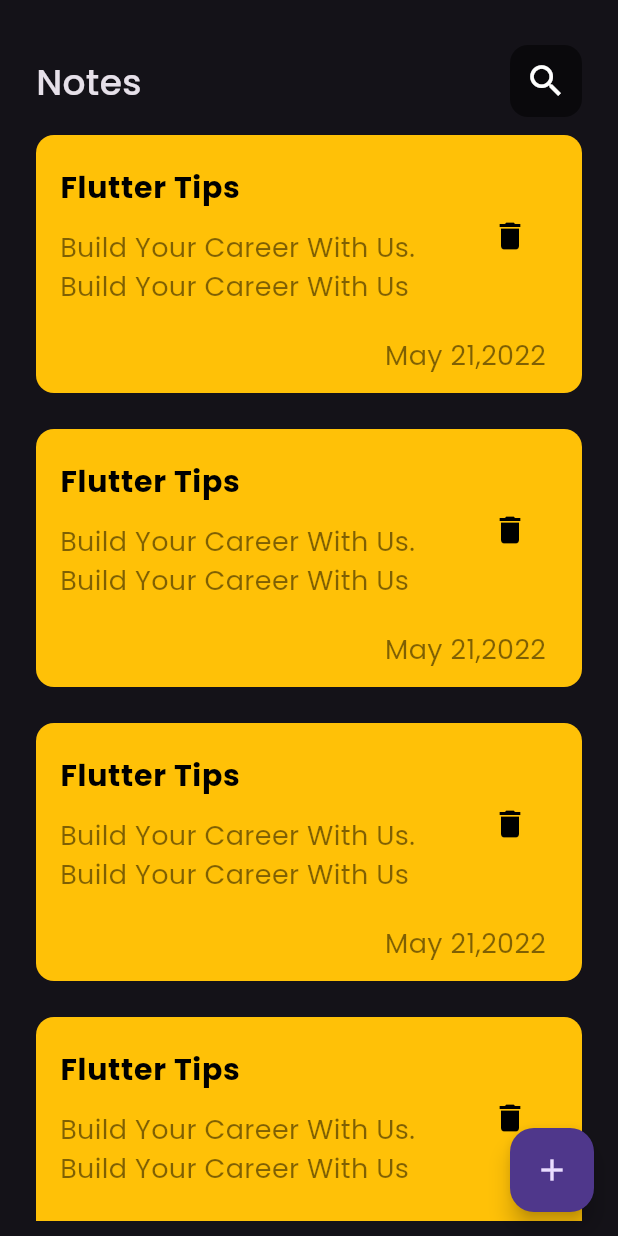
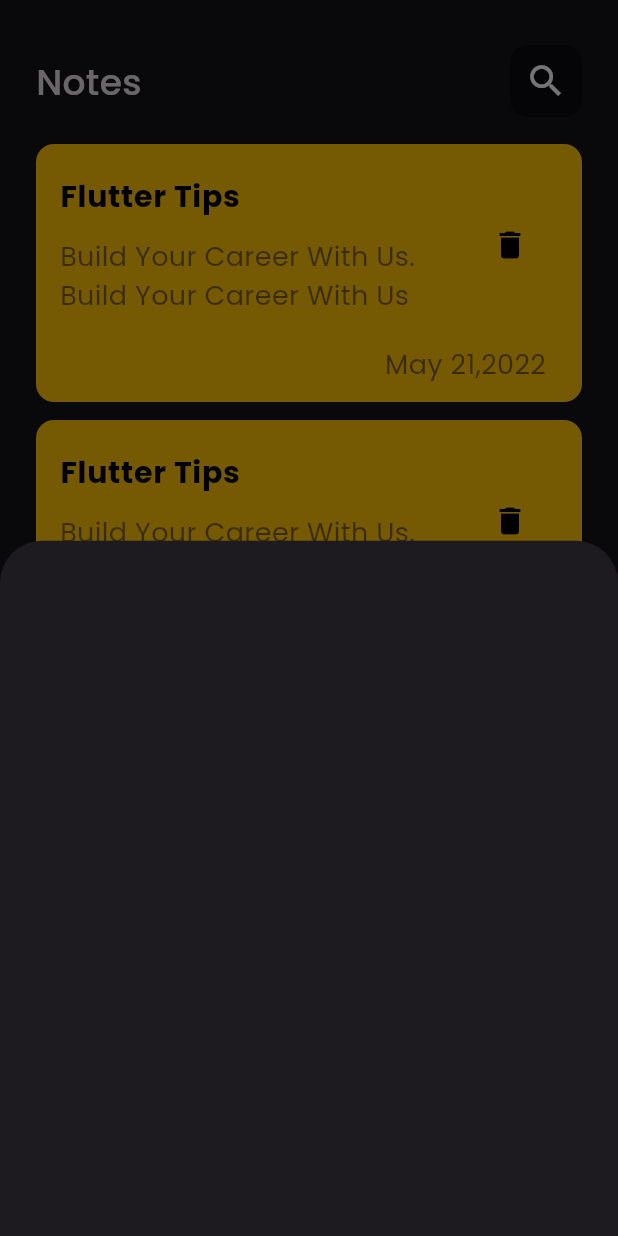
Before and after one commit to MohamedOmarKhedr/notes_app_clean_arch, a Flutter app: the screen it shows after launch, after a tap on the "add" icon, on a phone screen of 412 x 824 dp. Run offline on Flutter 3.47's test engine with Material 3 defaults, Android fonts, the phone set to English and light mode, and no system bars.

Commit message:
show Model Bottom Sheet

```diff
--- a/lib/features/home/presentation/views/home_view.dart
+++ b/lib/features/home/presentation/views/home_view.dart
@@ -1,4 +1,5 @@
 import 'package:flutter/material.dart';
+import 'package:notes_app_clean_arch/features/home/presentation/views/widgets/add_note_bottom_sheet.dart';
 import 'package:notes_app_clean_arch/features/home/presentation/views/widgets/home_view_body.dart';
 
 class HomeView extends StatelessWidget {
@@ -8,7 +9,11 @@
   Widget build(BuildContext context) {
     return Scaffold(
       floatingActionButton: FloatingActionButton(
-        onPressed: () {},
+        onPressed: () {
+          showModalBottomSheet(context: context, builder: (context) {
+            return AddNoteBottomSheet();
+          },);
+        },
         child: const Icon(Icons.add),
       ),
       body: const HomeViewBody(),
--- /dev/null
+++ b/lib/features/home/presentation/views/widgets/add_note_bottom_sheet.dart
@@ -0,0 +1,10 @@
+import 'package:flutter/material.dart';
+
+class AddNoteBottomSheet extends StatelessWidget {
+  const AddNoteBottomSheet({super.key});
+
+  @override
+  Widget build(BuildContext context) {
+    return Container();
+  }
+}
--- a/lib/features/home/presentation/views/widgets/note_item.dart
+++ b/lib/features/home/presentation/views/widgets/note_item.dart
@@ -7,7 +7,7 @@
   @override
   Widget build(BuildContext context) {
     return Container(
-      margin: const EdgeInsets.symmetric(vertical: 12.0),
+      margin: const EdgeInsets.symmetric(vertical: 6.0),
       padding: const EdgeInsets.only(bottom: 12.0),
       decoration: BoxDecoration(
         color: Colors.amber,
--- a/lib/features/home/presentation/views/widgets/notes_list_view_.dart
+++ b/lib/features/home/presentation/views/widgets/notes_list_view_.dart
@@ -6,10 +6,15 @@
 
   @override
   Widget build(BuildContext context) {
-    return ListView.builder(
-      itemCount: 10,
-      itemBuilder: (context, index) {
-      return const NoteItem();
-    },);
+    return Padding(
+      padding: const EdgeInsets.symmetric(vertical: 12.0),
+      child: ListView.builder(
+        padding: EdgeInsets.zero,
+        shrinkWrap: true,
+        itemCount: 10,
+        itemBuilder: (context, index) {
+        return const NoteItem();
+      },),
+    );
   }
 }
```
